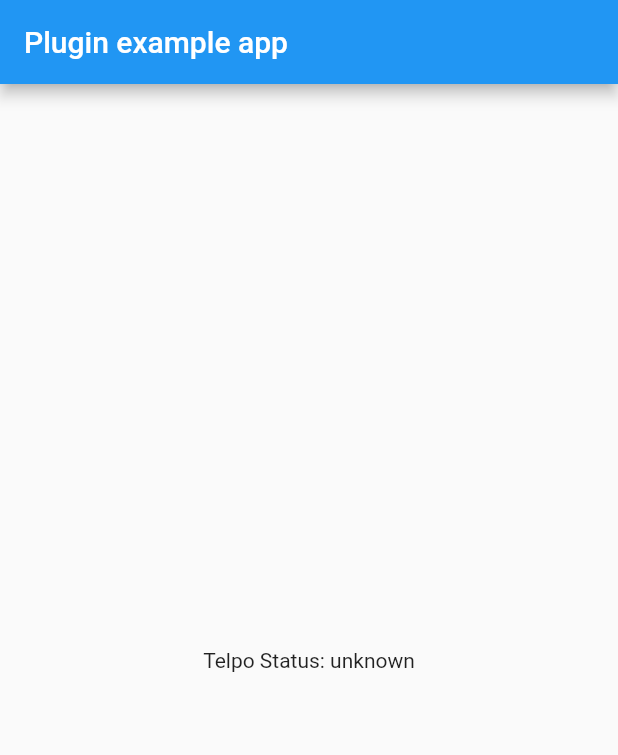
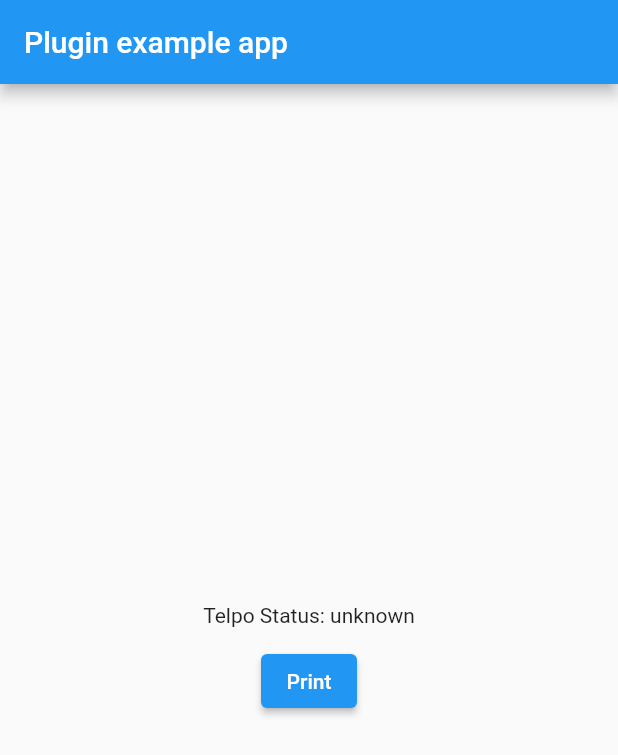
Before and after one commit to aljanshere/telpo-flutter-sdk, a Flutter app: the screen it shows after launch, on a phone screen of 412 x 824 dp. Shown: the top 755 px of the screen. Run offline on Flutter 3.47's test engine with Material 2 defaults, Android fonts, the phone set to English and light mode, and no system bars.

Commit message:
update example code

```diff
--- a/example/lib/main.dart
+++ b/example/lib/main.dart
@@ -1,3 +1,5 @@
+import 'dart:developer';
+
 import 'package:flutter/material.dart';
 import 'dart:async';
 
@@ -17,7 +19,9 @@ class MyApp extends StatefulWidget {
 
 class _MyAppState extends State<MyApp> {
   String _telpoStatus = 'Unknown';
-  final _telpoSdkFlutterPlugin = TelpoFlutterChannel();
+  bool _isLoading = false;
+
+  final TelpoFlutterChannel _telpoSdkFlutterPlugin = TelpoFlutterChannel();
 
   @override
   void initState() {
@@ -47,6 +51,33 @@ class _MyAppState extends State<MyApp> {
     });
   }
 
+  Future<void> printData() async {
+    setState(() {
+      _isLoading = true;
+    });
+
+    final printableData = <PrintData>[];
+
+    const data = PrintText(
+      text: 'TelpoFlutterPlugin',
+      alignment: PrintAlignment.center,
+      fontSize: PrintedFontSize.size34,
+    );
+
+    printableData.add(data);
+    printableData.add(const WalkPaper(step: 8));
+
+    try {
+      await _telpoSdkFlutterPlugin.print(printableData);
+    } catch (e) {
+      log(e.toString());
+    }
+
+    setState(() {
+      _isLoading = false;
+    });
+  }
+
   @override
   Widget build(BuildContext context) {
     return MaterialApp(
@@ -55,7 +86,21 @@ class _MyAppState extends State<MyApp> {
           title: const Text('Plugin example app'),
         ),
         body: Center(
-          child: Text('Telpo Status: $_telpoStatus'),
+          child: Column(
+            mainAxisAlignment: MainAxisAlignment.center,
+            children: [
+              Text('Telpo Status: $_telpoStatus'),
+              const SizedBox(height: 12.0),
+              ElevatedButton(
+                onPressed: _isLoading
+                    ? null
+                    : () async {
+                        await printData();
+                      },
+                child: Text(_isLoading ? 'Printing' : 'Print'),
+              ),
+            ],
+          ),
         ),
       ),
     );
--- a/lib/src/telpo_flutter_channel.dart
+++ b/lib/src/telpo_flutter_channel.dart
@@ -52,9 +52,9 @@ class TelpoFlutterChannel {
     return _platform.invokeMethod('isConnected');
   }
 
-  Future<bool?> print(List<PrintData> data) {
+  Future<bool?> print(List<PrintData> data) async {
     try {
-      return _platform.invokeMethod(
+      return await _platform.invokeMethod(
         'print',
         {
           "data": data.toJson(),
```
